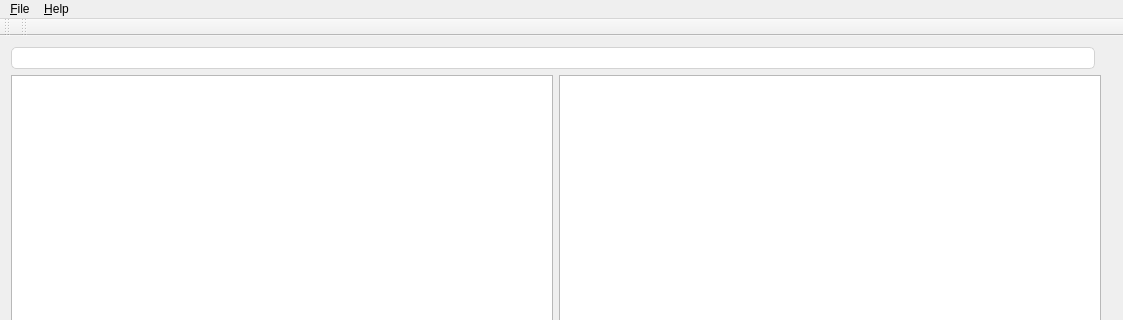
Before: the Qt Designer form src/mainwindow.ui in pbek/QOwnNotes, drawn with Qt 5; both pictures show x 0 to 1123 and y 0 to 320 of the 1123 by 846 pixel window.
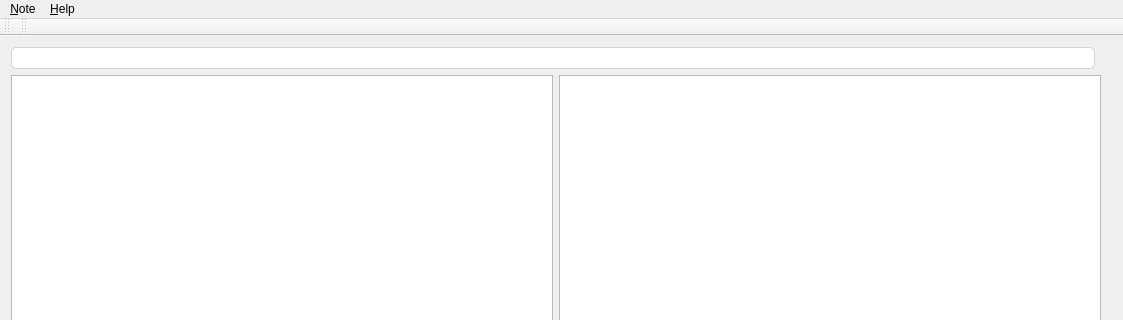
After: the same form once the commit is applied. Icons and pictures are not drawn.

Commit message: added a hotkey to create new note with date in name

```diff
--- a/src/mainwindow.ui
+++ b/src/mainwindow.ui
@@ -100,7 +100,7 @@
    </property>
    <widget class="QMenu" name="menuQOwnNotes">
     <property name="title">
-     <string>&amp;File</string>
+     <string>&amp;Note</string>
     </property>
     <addaction name="action_Find_note"/>
     <addaction name="action_Remove_note"/>
```
Left out of the diff: 9 changed lines with no effect on the pictures. The commit also changes 4 other files.
